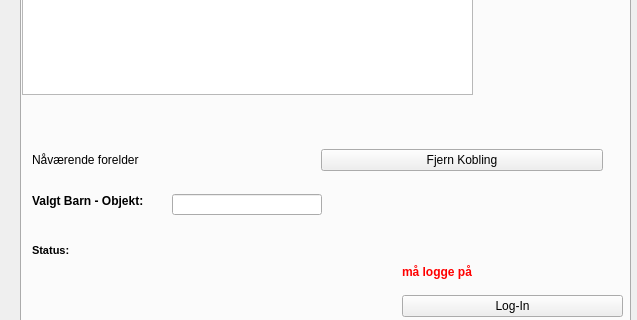
JACCCostring/NVDBPlugin, file more_window.ui: the form before one commit; both pictures show x 0 to 637 and y 232 to 552 of the 637 by 725 pixel window.
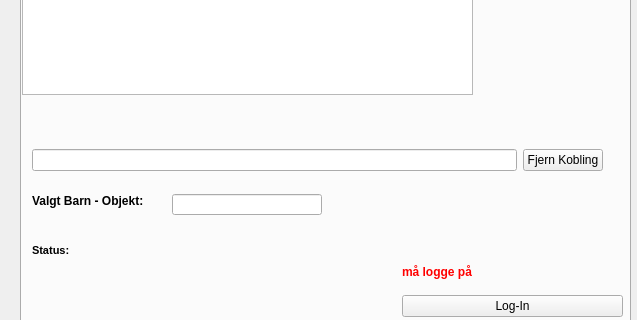
The form after the commit. Icons and pictures are not drawn.

What changed in the file:
```diff
--- a/more_window.ui
+++ b/more_window.ui
@@ -68,9 +68,9 @@
      </property>
      <layout class="QHBoxLayout" name="horizontalLayout">
       <item>
-       <widget class="QLabel" name="current_linked_parent_lbl">
-        <property name="text">
-         <string>Nåværende forelder</string>
+       <widget class="QLineEdit" name="current_linked_parent_lbl">
+        <property name="readOnly">
+         <bool>true</bool>
         </property>
        </widget>
       </item>
```
Left out of the diff: 5 changed lines with no effect on the pictures.
